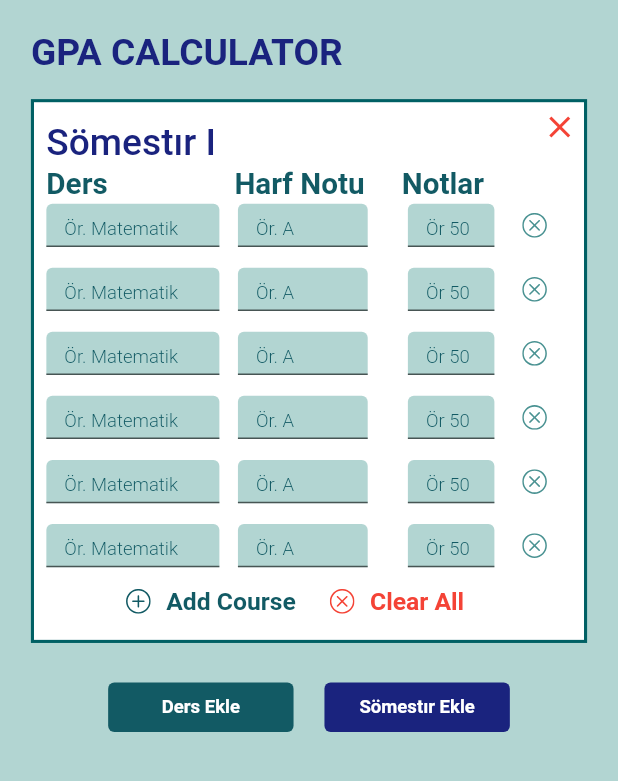
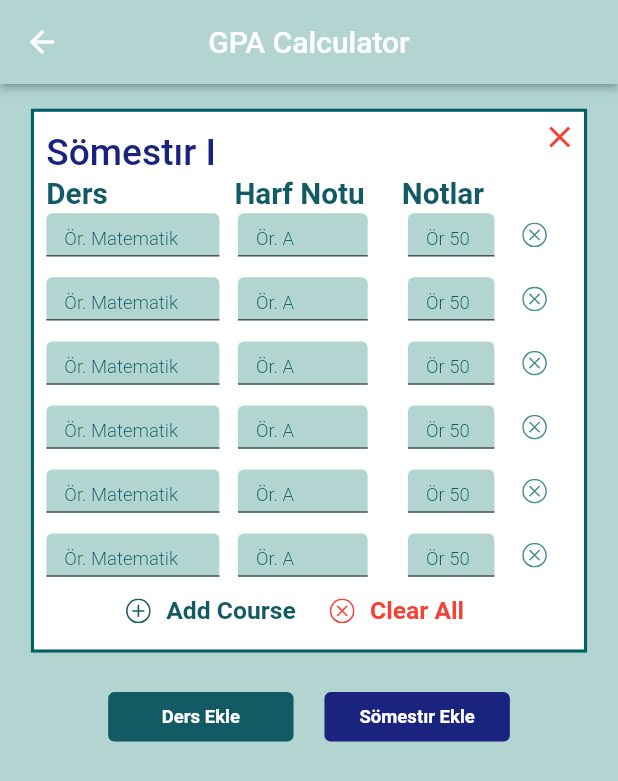
Before and after one commit to oakarakum/hachat, a Flutter app: the GpaCalcPage screen opened by its route, on a phone screen of 412 x 824 dp. Shown: the top 781 px of the screen. Run offline on Flutter 3.47's test engine with Material 2 defaults, Android fonts, the light colour scheme and no system bars; our stand-ins replace animate_do, curved_navigation_bar, flutter_svg, get, google_fonts, responsive_sizer; statements that could not run were skipped.

Commit message:
GPA sayfası tamamlandı

```diff
--- a/lib/app/ui/pages/gpacalc_page.dart
+++ b/lib/app/ui/pages/gpacalc_page.dart
@@ -8,20 +8,21 @@ import '../../controllers/gpacalc_controller.dart';
 
 class GpaCalcPage extends GetView<GpaCalcController> {
   const GpaCalcPage({super.key});
-//koyu yeşiş 125a64
   @override
   Widget build(BuildContext context) {
     return Scaffold(
         backgroundColor: Color.fromARGB(255, 178, 213, 210),
         appBar: AppBar(
-          toolbarHeight: 0,
-          backgroundColor: Colors.black,
+          backgroundColor: Color.fromARGB(255, 178, 213, 210),
+          centerTitle: true,
+          title: Text("GPA Calculator"),
+          elevation: .5.w,
         ),
         body: Padding(
           padding: EdgeInsets.symmetric(horizontal: 5.w),
           child: Column(
             children: [
-              Padding(
+              /* Padding(
                 padding: EdgeInsets.only(top: 5.w),
                 child: Row(
                   mainAxisAlignment: MainAxisAlignment.start,
@@ -35,7 +36,7 @@ class GpaCalcPage extends GetView<GpaCalcController> {
                     ),
                   ],
                 ),
-              ),
+              ), */
               Container(
                 //beyaz kont
                 height: 44.h,
@@ -266,8 +267,6 @@ class GpaCalcPage extends GetView<GpaCalcController> {
                         ),
                       ),
                     ),
-
-
                   ],
                 ),
               )
```
Lines whose indentation alone changed are shown as unchanged.
